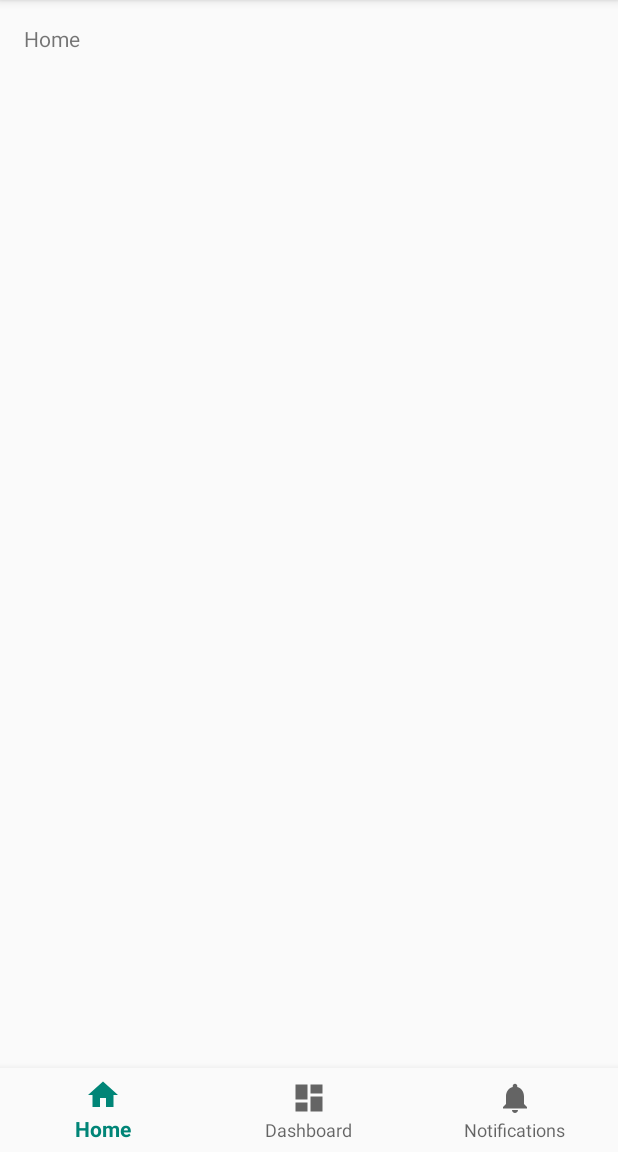
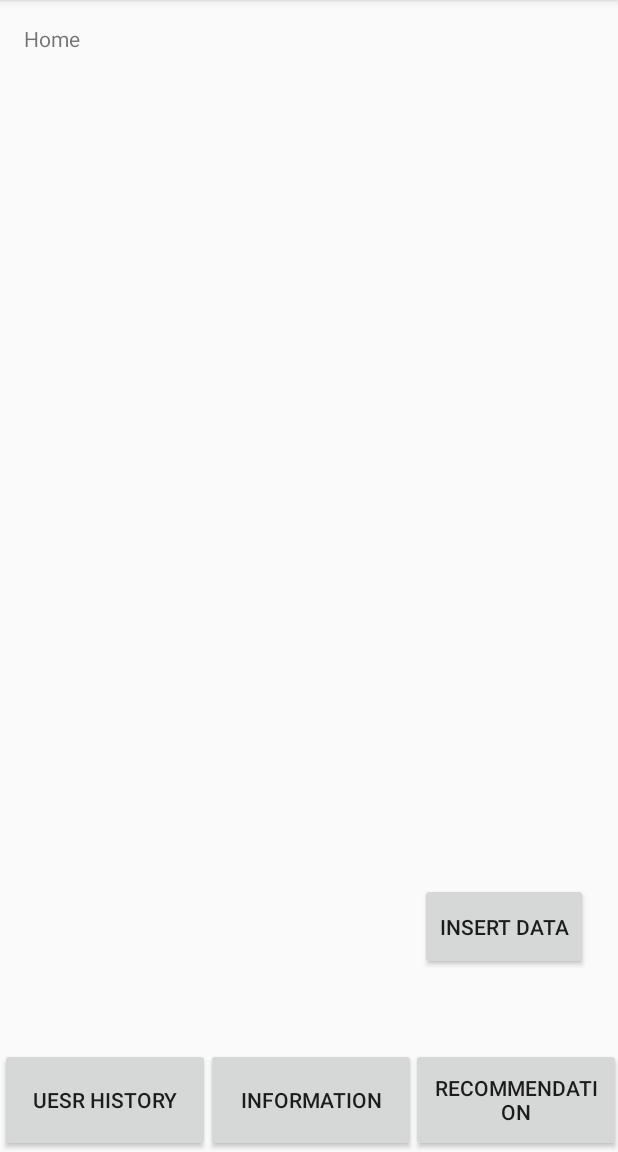
Before and after one commit to eiffelwong1/Diabetfix, an Android app: the screen it shows after launch (MainActivity), on a phone screen of 412 x 824 dp, the part 84-1236 px from its top. Run offline under Robolectric (Android 15) with nearby library versions, the light colour scheme and no system bars.

Commit message:
Created a class for our recommendation system

```diff
--- /dev/null
+++ b/Diabetfix/app/src/main/java/com/example/diabetfix/Context.java
@@ -0,0 +1,190 @@
+package com.example.diabetfix;
+import android.util.Log;
+import android.util.Pair;
+
+import java.util.Calendar;
+import java.util.Date;
+import java.util.Map;
+import java.util.StringTokenizer;
+import java.util.Vector;
+
+
+public class Context {
+    /*
+        write a function that will use context (for now just time), user health state (this will
+        be a score), and user pattern (some data structure that maps context to activities
+        or the type of food that user eats), and user goal (whether it is being healthy by doing
+        exercise, through diet or both.
+        User's data will be retrieved from the data base and be stored in a data structure for
+        computation.
+        We will consider user's location to give recommendations, check for the
+        if the user have poor exercise score, provide them with walking advice, else don't advice
+        have a flag to determine if a person is diabetic, if user isn't diabetic but in an extreme
+        state, suggest more exercise
+
+        If user does not have diabetes but have a high risk score, warn user THAT THEY MIGHT
+        HAVE DIABETES, recommend healthy diet and exercise
+        If user has diabetes and also have high risk score, tell them to inject insulin and
+        check back on his health state later
+
+        Questions to ask the team: provide duration of exercise or just an activity
+        What are the scores provided by machine learning either just a general score, or
+        specifically health score and diet score. How the scores will be graded
+        Classify food item into 2 types (diabetic friendly and diabetic non friendly) so that
+        when the health risk is high, recommend food that is less sugar content.
+            -Have the user input what type of food
+     */
+    /* Helper functions */
+
+    // Convert time into hour, return integer
+    static int parseHour(Date curTime)
+    {
+        String str = curTime.toString();
+        Vector<String> v = new Vector<>();
+        StringTokenizer st = new StringTokenizer(str);
+        while(st.hasMoreTokens())
+        {
+            v.add(st.nextToken());
+        }
+        String hour = v.get(3).split(":")[0];
+        Log.d("outputHour", hour);
+        return Integer.parseInt(hour);
+    }
+
+
+    /* Activities function */
+
+    //from current hour and user activity pattern, return a suggestion
+    static String suggestActivity(int hour, Vector<Map<String, Integer>> v)
+    {
+        String mostFrequentActivity = "";
+        int frequency = -1;
+        for (Map.Entry<String, Integer> entry : v.get(hour-1).entrySet())
+        {
+            if (entry.getValue() > frequency)
+            {
+                frequency = entry.getValue();
+                mostFrequentActivity = entry.getKey();
+            }
+        }
+        if (frequency != -1)
+            return mostFrequentActivity;
+        else
+            return "Go for a walk, or do some exercise";
+    }
+
+    /* Food part */
+    /*Create four data structures Breakfast, Lunch, Dinner, Snack to hold the food that user
+    might like to eat during the day. Each will be divided into 2 types diabetic friendly and
+    non diabetic friendly, in that there is name of food and frequency*/
+
+    //return 0 for breakfast, 1 for lunch, 2 for dinner, and 3 for snack
+    //return -1 for error
+    static int determineMealTime(int hour)
+    {
+        if (hour < 0 || hour >= 24)
+            return -1;
+        if (hour >= 6 && hour <= 10)
+            return 0;
+        else if (hour > 10 && hour <= 14)
+            return 1;
+        else if (hour >= 17 && hour <= 22)
+            return 2;
+        else return 3;
+    }
+
+    /* Recommend food, if bad health state return healthy food, if good health state, return
+    one healthy option and one less healthy option
+     */
+    static String giveFoodRecommendation(boolean diabeticFlag, int healthState, Vector<Map<String, Integer>> v)
+    {
+        /*if (healthState < 0 || healthState > 10)
+            return "giveFoodRecommendation(): Error, Invalid health state!";
+        String res = "";
+        if (!diabeticFlag)
+        {
+
+        }
+        if (diabeticFlag)
+        {
+            if (healthState <= 2)
+                res = res + "Your ";
+        }
+        return "";*/
+        return "";
+    }
+
+
+    /* Recommendations part */
+    /* Return the most and least frequently eaten food */
+    static String chooseOnlyHealthyFood(Vector<Map<String, Integer>> v)
+    {
+        String mostFood = "";
+        String leastFood = "";
+        String res = "";
+        int mostFreq = -1;
+        int leastFreq = 9999;
+        for (Map.Entry<String, Integer> entry : v.get(0).entrySet())
+        {
+            if (entry.getValue() > mostFreq)
+            {
+                mostFreq = entry.getValue();
+                mostFood = entry.getKey();
+            }
+            if (entry.getValue() < leastFreq)
+            {
+                leastFreq = entry.getValue();
+                leastFood = entry.getKey();
+            }
+        }
+        if (mostFood.isEmpty() && leastFood.isEmpty())
+            return "Grilled Chicken Breast Sandwich or Cesar Salad";
+        if (mostFood.isEmpty())
+            return leastFood;
+        if (leastFood.isEmpty())
+            return mostFood;
+        res = res + mostFood + " or " + leastFood;
+        return res;
+    }
+    static String chooseBothTypesOfFood(Vector<Map<String, Integer>> v)
+    {
+        int mostFreqGood = -1;
+        int mostFreqBad = -1;
+        String mostFoodGood = "";
+        String mostFoodBad = "";
+        for (Map.Entry<String, Integer> entry : v.get(0).entrySet())
+        {
+            if (entry.getValue() > mostFreqGood)
+            {
+                mostFreqGood = entry.getValue();
+                mostFoodGood = entry.getKey();
+            }
+        }
+        for (Map.Entry<String, Integer> entry : v.get(1).entrySet())
+        {
+            if (entry.getValue() > mostFreqBad)
+            {
+                mostFreqBad = entry.getValue();
+                mostFoodBad = entry.getKey();
+            }
+        }
+        if (mostFreqGood == -1 && mostFreqBad == 0)
+            return "Japanese Ramen or Sushi";
+        if (mostFreqGood == -1)
+            return mostFoodBad;
+        if (mostFreqBad == -1)
+            return mostFoodGood;
+        return mostFoodGood + " or " + mostFoodBad;
+    }
+
+
+    static int test_function(int a, int healthGoal)
+    {
+
+        Date currentTime = Calendar.getInstance().getTime();
+        Log.d("output",((Date) currentTime).toString());
+        Context.parseHour(currentTime);
+        return a;
+    }
+
+}
--- a/Diabetfix/app/src/main/java/com/example/diabetfix/MainActivity.java
+++ b/Diabetfix/app/src/main/java/com/example/diabetfix/MainActivity.java
@@ -4,12 +4,16 @@ import android.os.Bundle;
 import android.support.annotation.NonNull;
 import android.support.design.widget.BottomNavigationView;
 import android.support.v7.app.AppCompatActivity;
+import android.util.Log;
 import android.view.MenuItem;
+import android.view.View;
+import android.widget.Button;
 import android.widget.TextView;
+import android.widget.Toast;
 
 public class MainActivity extends AppCompatActivity {
 
-    private TextView mTextMessage;
+    /*private TextView mTextMessage;
 
     private BottomNavigationView.OnNavigationItemSelectedListener mOnNavigationItemSelectedListener
             = new BottomNavigationView.OnNavigationItemSelectedListener() {
@@ -29,16 +33,29 @@ public class MainActivity extends AppCompatActivity {
             }
             return false;
         }
-    };
+    };*/
 
     @Override
     protected void onCreate(Bundle savedInstanceState) {
         super.onCreate(savedInstanceState);
         setContentView(R.layout.activity_main);
 
-        mTextMessage = (TextView) findViewById(R.id.message);
+        /*mTextMessage = (TextView) findViewById(R.id.message);
         BottomNavigationView navigation = (BottomNavigationView) findViewById(R.id.navigation);
-        navigation.setOnNavigationItemSelectedListener(mOnNavigationItemSelectedListener);
+        navigation.setOnNavigationItemSelectedListener(mOnNavigationItemSelectedListener);*/
+        Log.d("output",Integer.toString(Context.test_function(1, 0)));
+        Button btn = (Button) findViewById(R.id.button_user_history);
+        btn.setOnClickListener(new View.OnClickListener() {
+            @Override
+            public void onClick(View v) {
+                Log.i("App", "This is a log message for user history button");
+                Toast.makeText(getApplicationContext(), "It's magic", Toast.LENGTH_SHORT)
+                        .show();
+
+
+            }
+
+        });
     }
 
 }
--- a/Diabetfix/app/src/main/res/layout/activity_main.xml
+++ b/Diabetfix/app/src/main/res/layout/activity_main.xml
@@ -18,16 +18,41 @@
         app:layout_constraintLeft_toLeftOf="parent"
         app:layout_constraintTop_toTopOf="parent" />
 
-    <android.support.design.widget.BottomNavigationView
-        android:id="@+id/navigation"
-        android:layout_width="0dp"
-        android:layout_height="wrap_content"
-        android:layout_marginStart="0dp"
-        android:layout_marginEnd="0dp"
-        android:background="?android:attr/windowBackground"
+    <Button
+        android:id="@+id/button_user_history"
+        android:layout_width="140dp"
+        android:layout_height="69dp"
+        android:text="Uesr History"
         app:layout_constraintBottom_toBottomOf="parent"
-        app:layout_constraintLeft_toLeftOf="parent"
-        app:layout_constraintRight_toRightOf="parent"
-        app:menu="@menu/navigation" />
+        app:layout_constraintStart_toStartOf="parent" />
+
+    <Button
+        android:id="@+id/button_information"
+        android:layout_width="140dp"
+        android:layout_height="69dp"
+        android:layout_marginStart="137dp"
+        android:text="Information"
+        app:layout_constraintBottom_toBottomOf="parent"
+        app:layout_constraintStart_toStartOf="parent" />
+
+    <Button
+        android:id="@+id/button_recommendation"
+        android:layout_width="140dp"
+        android:layout_height="69dp"
+        android:layout_marginEnd="1dp"
+        android:text="Recommendation"
+        app:layout_constraintBottom_toBottomOf="parent"
+        app:layout_constraintEnd_toEndOf="parent"
+        app:layout_constraintStart_toEndOf="@+id/button_information" />
+
+    <Button
+        android:id="@+id/user_insert_data"
+        android:layout_width="112dp"
+        android:layout_height="58dp"
+        android:layout_marginEnd="20dp"
+        android:layout_marginBottom="52dp"
+        android:text="Insert data"
+        app:layout_constraintBottom_toTopOf="@+id/button_information"
+        app:layout_constraintEnd_toEndOf="parent" />
 
 </android.support.constraint.ConstraintLayout>
```
